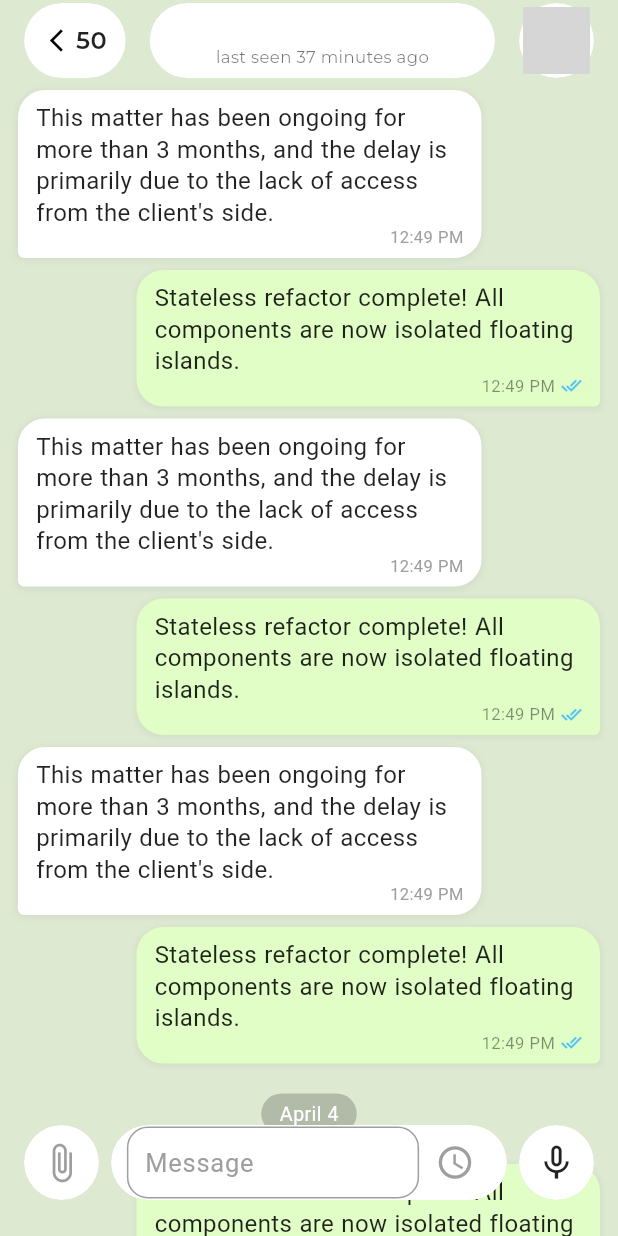
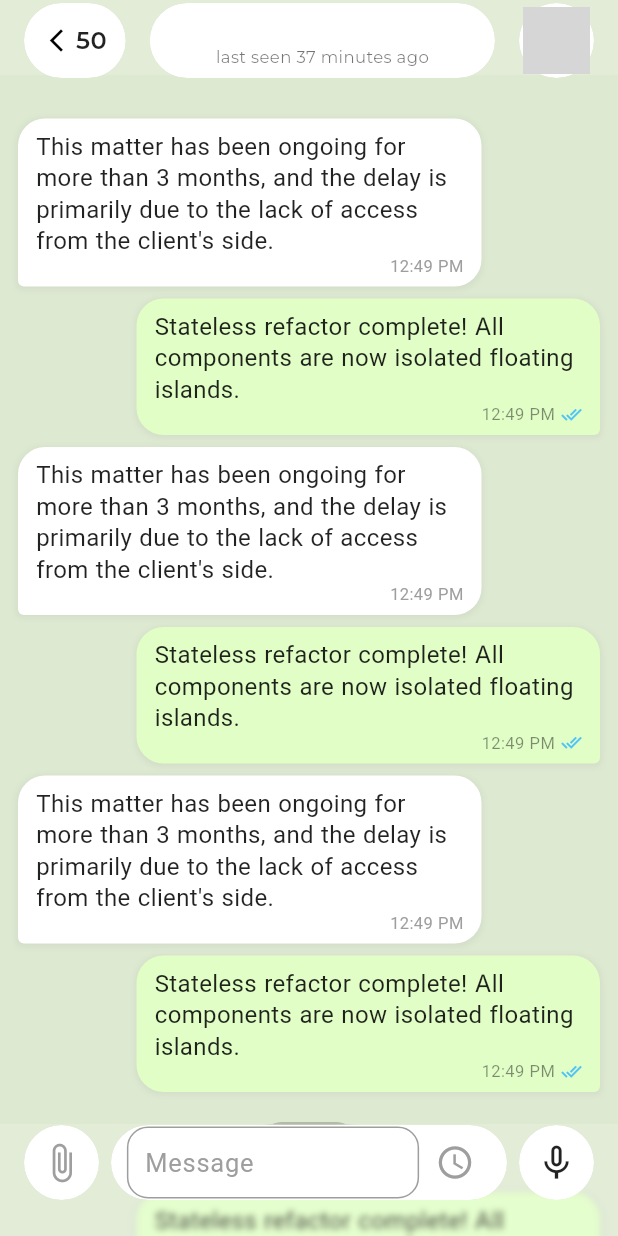
Before and after one commit to golamshakib/simple_chatting_app, a Flutter app: the MessageScreen screen opened directly with empty values, on a phone screen of 412 x 824 dp. Run offline on Flutter 3.47's test engine with Material 3 defaults, Android fonts, the phone set to English and light mode, and no system bars; our stand-ins replace firebase_core, firebase_messaging, flutter_dotenv, flutter_local_notifications, flutter_svg, get and 6 more; missing offline and left inert: dart:ffi; accounts and stored records are empty; network calls fail; grey boxes are pictures that could not be loaded.

Commit message:
added blur effect on the background of the app and bottom bar

```diff
--- a/lib/features/chat/presentation/screen/message_screen.dart
+++ b/lib/features/chat/presentation/screen/message_screen.dart
@@ -1,4 +1,5 @@
 import 'dart:developer';
+import 'dart:ui';
 import 'package:flutter/material.dart';
 import 'package:get/get.dart';
 import 'package:simple_chatting_app/core/common/widgets/glassy_appbar.dart';
@@ -28,9 +29,9 @@ class MessageScreen extends StatelessWidget {
           // Chat Content
           Positioned.fill(
             child: ListView.builder(
-              padding: const EdgeInsets.only(
-                top: kToolbarHeight,
-                bottom: 110, // Space for bottom bar
+              padding: EdgeInsets.only(
+                top: MediaQuery.of(context).padding.top + 75, // Start below app bar pills
+                bottom: 120, // Enough space for bottom bar and final message
               ),
               itemCount: 12,
               itemBuilder: (context, index) {
@@ -61,6 +62,37 @@ class MessageScreen extends StatelessWidget {
                   isSender: isSender,
                 );
               },
+            ),
+          ),
+          // Glassy Blur Layer (Top)
+          Positioned(
+            top: 0,
+            left: 0,
+            right: 0,
+            height: MediaQuery.of(context).padding.top + 50, // Covers app bar area
+            child: ClipRect(
+              child: BackdropFilter(
+                filter: ImageFilter.blur(sigmaX: 2, sigmaY: 2),
+                child: Container(
+                  color: Colors.white.withOpacity(0.12),
+                ),
+              ),
+            ),
+          ),
+
+          // Glassy Blur Layer (Bottom)
+          Positioned(
+            bottom: 0,
+            left: 0,
+            right: 0,
+            height: 75, // Covers bottom bar area
+            child: ClipRect(
+              child: BackdropFilter(
+                filter: ImageFilter.blur(sigmaX: 2, sigmaY: 2),
+                child: Container(
+                  color: Colors.white.withOpacity(0.12),
+                ),
+              ),
             ),
           ),
 
```
